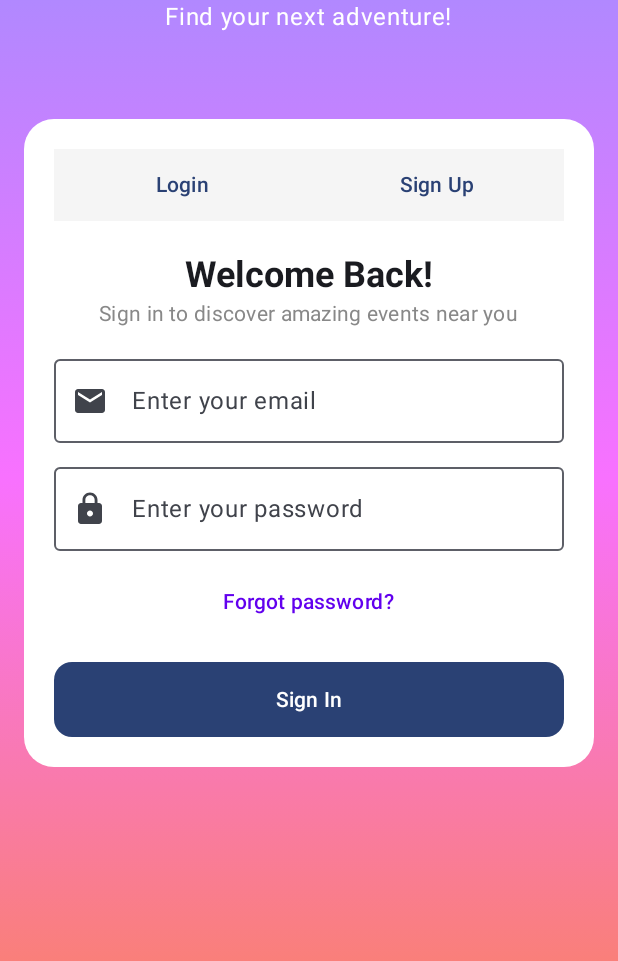
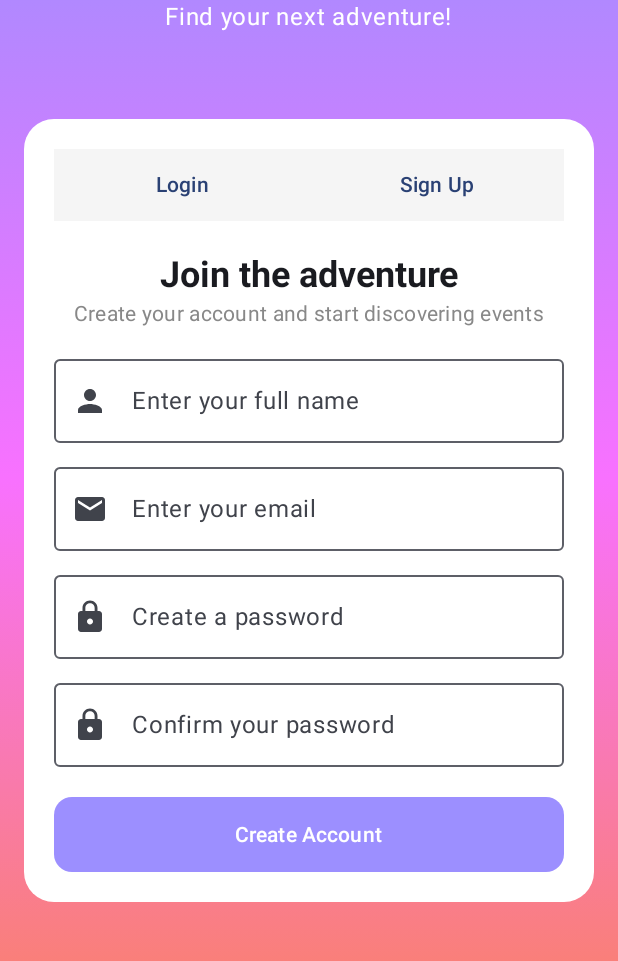
Before and after one commit to doech/Wherenow, an Android app built with Jetpack Compose: the screen it shows after launch (MainActivity), tab 2 chosen, on a phone screen of 412 x 824 dp, the part 141-1102 px from its top. Run offline under Robolectric (Android 15) with nearby library versions, the phone set to English and light mode, and no system bars.

Commit message:
cambio de ssignup y login screen a auth screen combinando ambas pantallas en una con rerender

```diff
--- /dev/null
+++ b/app/src/main/java/com/example/wherenow/AuthScreen.kt
@@ -0,0 +1,233 @@
+package com.example.wherenow
+
+import androidx.compose.foundation.background
+import androidx.compose.foundation.layout.*
+import androidx.compose.foundation.shape.RoundedCornerShape
+import androidx.compose.material.icons.Icons
+import androidx.compose.material.icons.filled.Email
+import androidx.compose.material.icons.filled.Lock
+import androidx.compose.material.icons.filled.Person
+import androidx.compose.material3.*
+import androidx.compose.runtime.*
+import androidx.compose.ui.Alignment
+import androidx.compose.ui.Modifier
+import androidx.compose.ui.graphics.Brush
+import androidx.compose.ui.graphics.Color
+import androidx.compose.ui.text.font.FontWeight
+import androidx.compose.ui.text.input.PasswordVisualTransformation
+import androidx.compose.ui.unit.dp
+import androidx.compose.ui.unit.sp
+import androidx.navigation.NavController
+
+@Composable
+fun AuthScreen(navController: NavController) {
+    var email by remember { mutableStateOf("") }
+    var password by remember { mutableStateOf("") }
+    var fullName by remember { mutableStateOf("") }
+    var confirmPassword by remember { mutableStateOf("") }
+    var selectedTab by remember { mutableStateOf(0) } // 0 = Login, 1 = SignUp
+
+    // Fondo degradado
+    Box(
+        modifier = Modifier
+            .fillMaxSize()
+            .background(
+                Brush.verticalGradient(
+                    listOf(
+                        Color(0xFF9C8FFF), // purple
+                        Color(0xFFF871FF), // pink
+                        Color(0xFFFA8355)  // orange
+                    )
+                )
+            )
+    ) {
+        Column(
+            horizontalAlignment = Alignment.CenterHorizontally,
+            verticalArrangement = Arrangement.Top,
+            modifier = Modifier.fillMaxSize()
+        ) {
+            Spacer(modifier = Modifier.height(60.dp))
+
+            Text(
+                text = "Where Now?",
+                fontSize = 28.sp,
+                fontWeight = FontWeight.Bold,
+                color = Color.White
+            )
+            Text(
+                text = "Find your next adventure!",
+                fontSize = 16.sp,
+                color = Color.White
+            )
+
+            Spacer(modifier = Modifier.height(40.dp))
+
+            // Card blanca para Login / SignUp
+            Card(
+                shape = RoundedCornerShape(20.dp),
+                modifier = Modifier
+                    .fillMaxWidth()
+                    .padding(16.dp),
+                colors = CardDefaults.cardColors(containerColor = Color.White)
+            ) {
+                Column(
+                    modifier = Modifier.padding(20.dp),
+                    horizontalAlignment = Alignment.CenterHorizontally
+                ) {
+                    // Tabs
+                    TabRow(
+                        selectedTabIndex = selectedTab,
+                        containerColor = Color(0xFFF5F5F5), // gris clarito de fondo
+                        indicator = {},
+                        divider = {}
+                    ) {
+                        Tab(
+                            selected = selectedTab == 0,
+                            onClick = { selectedTab = 0 },
+                            text = { Text("Login") }
+                        )
+                        Tab(
+                            selected = selectedTab == 1,
+                            onClick = { selectedTab = 1 },
+                            text = { Text("Sign Up") }
+                        )
+                    }
+
+                    Spacer(modifier = Modifier.height(20.dp))
+
+                    if (selectedTab == 0) {
+                        // Login Form
+                        Text(
+                            text = "Welcome Back!",
+                            style = MaterialTheme.typography.headlineSmall,
+                            fontWeight = FontWeight.Bold
+                        )
+                        Text(
+                            text = "Sign in to discover amazing events near you",
+                            style = MaterialTheme.typography.bodyMedium,
+                            color = Color.Gray
+                        )
+
+                        Spacer(modifier = Modifier.height(20.dp))
+
+                        // Input email
+                        OutlinedTextField(
+                            value = email,
+                            onValueChange = { email = it },
+                            leadingIcon = { Icon(Icons.Default.Email, contentDescription = null) },
+                            placeholder = { Text("Enter your email") },
+                            modifier = Modifier.fillMaxWidth()
+                        )
+
+                        Spacer(modifier = Modifier.height(16.dp))
+
+                        // Input password
+                        OutlinedTextField(
+                            value = password,
+                            onValueChange = { password = it },
+                            leadingIcon = { Icon(Icons.Default.Lock, contentDescription = null) },
+                            placeholder = { Text("Enter your password") },
+                            modifier = Modifier.fillMaxWidth(),
+                            visualTransformation = PasswordVisualTransformation()
+                        )
+
+                        Spacer(modifier = Modifier.height(10.dp))
+
+                        TextButton(onClick = { /* recuperar contraseña */ }) {
+                            Text("Forgot password?", color = Color(0xFF6200EE))
+                        }
+
+                        Spacer(modifier = Modifier.height(16.dp))
+
+                        Button(
+                            onClick = {
+                                // Navegación después de login
+                                navController.navigate(NavRoutes.CONFIRMATION)
+                            },
+                            modifier = Modifier
+                                .fillMaxWidth()
+                                .height(50.dp),
+                            shape = RoundedCornerShape(12.dp)
+                        ) {
+                            Text("Sign In")
+                        }
+                    } else {
+                        // Sign Up Form
+                        Text(
+                            text = "Join the adventure",
+                            style = MaterialTheme.typography.headlineSmall,
+                            fontWeight = FontWeight.Bold
+                        )
+                        Text(
+                            text = "Create your account and start discovering events",
+                            style = MaterialTheme.typography.bodyMedium,
+                            color = Color.Gray
+                        )
+
+                        Spacer(modifier = Modifier.height(20.dp))
+
+                        // Full Name input
+                        OutlinedTextField(
+                            value = fullName,
+                            onValueChange = { fullName = it },
+                            leadingIcon = { Icon(Icons.Default.Person, contentDescription = null) },
+                            placeholder = { Text("Enter your full name") },
+                            modifier = Modifier.fillMaxWidth()
+                        )
+
+                        Spacer(modifier = Modifier.height(16.dp))
+
+                        // Email input
+                        OutlinedTextField(
+                            value = email,
+                            onValueChange = { email = it },
+                            leadingIcon = { Icon(Icons.Default.Email, contentDescription = null) },
+                            placeholder = { Text("Enter your email") },
+                            modifier = Modifier.fillMaxWidth()
+                        )
+
+                        Spacer(modifier = Modifier.height(16.dp))
+
+                        // Password input
+                        OutlinedTextField(
+                            value = password,
+                            onValueChange = { password = it },
+                            leadingIcon = { Icon(Icons.Default.Lock, contentDescription = null) },
+                            placeholder = { Text("Create a password") },
+                            modifier = Modifier.fillMaxWidth(),
+                            visualTransformation = PasswordVisualTransformation()
+                        )
+
+                        Spacer(modifier = Modifier.height(16.dp))
+
+                        // Confirm Password input
+                        OutlinedTextField(
+                            value = confirmPassword,
+                            onValueChange = { confirmPassword = it },
+                            leadingIcon = { Icon(Icons.Default.Lock, contentDescription = null) },
+                            placeholder = { Text("Confirm your password") },
+                            modifier = Modifier.fillMaxWidth(),
+                            visualTransformation = PasswordVisualTransformation()
+                        )
+
+                        Spacer(modifier = Modifier.height(20.dp))
+
+                        Button(
+                            onClick = {
+                                // Navegación después de signup
+                                navController.navigate(NavRoutes.CONFIRMATION)
+                            },
+                            modifier = Modifier
+                                .fillMaxWidth()
+                                .height(50.dp),
+                            shape = RoundedCornerShape(12.dp),
+                            colors = ButtonDefaults.buttonColors(containerColor = Color(0xFF9C8FFF))
+                        ) {
+                            Text("Create Account")
+                        }
+                    }
+                }
+            }
+        }
+    }
+}
--- a/app/src/main/java/com/example/wherenow/ConfirmationScreen.kt
+++ b/app/src/main/java/com/example/wherenow/ConfirmationScreen.kt
@@ -127,7 +127,7 @@ fun ConfirmationScreen(navController: NavController) {
                         Text("← Back")
                     }
                     Button(
-                        onClick = { navController.navigate(NavRoutes.LOGIN) },
+                        onClick = { navController.navigate(NavRoutes.AUTH) },
                         colors = ButtonDefaults.buttonColors(containerColor = Color(0xFF9C27B0))
                     ) {
                         Text("Start Exploring →")
--- a/app/src/main/java/com/example/wherenow/LoginScreen.kt
+++ /dev/null
@@ -1,154 +0,0 @@
-package com.example.wherenow
-
-import androidx.compose.foundation.background
-import androidx.compose.foundation.layout.*
-import androidx.compose.foundation.shape.RoundedCornerShape
-import androidx.compose.material.icons.Icons
-import androidx.compose.material.icons.filled.Email
-import androidx.compose.material.icons.filled.Lock
-import androidx.compose.material3.*
-import androidx.compose.runtime.*
-import androidx.compose.ui.Alignment
-import androidx.compose.ui.Modifier
-import androidx.compose.ui.graphics.Brush
-import androidx.compose.ui.graphics.Color
-import androidx.compose.ui.text.font.FontWeight
-import androidx.compose.ui.text.input.PasswordVisualTransformation
-import androidx.compose.ui.unit.dp
-import androidx.compose.ui.unit.sp
-import androidx.navigation.NavController
-
-@Composable
-fun LoginScreen(navController: NavController) {
-    var email by remember { mutableStateOf("") }
-    var password by remember { mutableStateOf("") }
-    var selectedTab by remember { mutableStateOf(0) } // 0 = Login, 1 = SignUp
-
-    // Fondo degradado
-    Box(
-        modifier = Modifier
-            .fillMaxSize()
-            .background(
-                Brush.verticalGradient(
-                    listOf(
-                        Color(0xFF9C8FFF), // purple
-                        Color(0xFFF871FF), // pink
-                        Color(0xFFFA8355)  // orange
-                    )
-                )
-            )
-    ) {
-        Column(
-            horizontalAlignment = Alignment.CenterHorizontally,
-            verticalArrangement = Arrangement.Top,
-            modifier = Modifier.fillMaxSize()
-        ) {
-            Spacer(modifier = Modifier.height(60.dp))
-
-            Text(
-                text = "Where Now?",
-                fontSize = 28.sp,
-                fontWeight = FontWeight.Bold,
-                color = Color.White
-            )
-            Text(
-                text = "Find your next adventure!",
-                fontSize = 16.sp,
-                color = Color.White
-            )
-
-            Spacer(modifier = Modifier.height(40.dp))
-
-            // Card blanca para Login / SignUp
-            Card(
-                shape = RoundedCornerShape(20.dp),
-                modifier = Modifier
-                    .fillMaxWidth()
-                    .padding(16.dp),
-                colors = CardDefaults.cardColors(containerColor = Color.White)
-            ) {
-                Column(
-                    modifier = Modifier.padding(20.dp),
-                    horizontalAlignment = Alignment.CenterHorizontally
-                ) {
-                    // Tabs
-                    TabRow(
-                        selectedTabIndex = selectedTab,
-                        containerColor = Color(0xFFF5F5F5), // gris clarito de fondo
-                        indicator = {},
-                        divider = {}
-                    ) {
-                        Tab(
-                            selected = selectedTab == 0,
-                            onClick = { selectedTab = 0 },
-                            text = { Text("Login") }
-                        )
-                        Tab(
-                            selected = selectedTab == 1,
-                            onClick = { selectedTab = 1 },
-                            text = { Text("Sign Up") }
-                        )
-                    }
-
-
-                    Spacer(modifier = Modifier.height(20.dp))
-
-                    Text(
-                        text = "Welcome Back!",
-                        style = MaterialTheme.typography.headlineSmall,
-                        fontWeight = FontWeight.Bold
-                    )
-                    Text(
-                        text = "Sign in to discover amazing events near you",
-                        style = MaterialTheme.typography.bodyMedium,
-                        color = Color.Gray
-                    )
-
-                    Spacer(modifier = Modifier.height(20.dp))
-
-                    // Input email
-                    OutlinedTextField(
-                        value = email,
-                        onValueChange = { email = it },
-                        leadingIcon = { Icon(Icons.Default.Email, contentDescription = null) },
-                        placeholder = { Text("Enter your email") },
-                        modifier = Modifier.fillMaxWidth()
-                    )
-
-                    Spacer(modifier = Modifier.height(16.dp))
-
-                    // Input password
-                    OutlinedTextField(
-                        value = password,
-                        onValueChange = { password = it },
-                        leadingIcon = { Icon(Icons.Default.Lock, contentDescription = null) },
-                        placeholder = { Text("Enter your password") },
-                        modifier = Modifier.fillMaxWidth(),
-                        visualTransformation = PasswordVisualTransformation()
-                    )
-
-                    Spacer(modifier = Modifier.height(10.dp))
-
-                    TextButton(onClick = { /* recuperar contraseña */ }) {
-                        Text("Forgot password?", color = Color(0xFF6200EE))
-                    }
-
-                    Spacer(modifier = Modifier.height(16.dp))
-
-                    Button(
-                        onClick = {
-                            // Navegación después de login
-                            navController.navigate(NavRoutes.CONFIRMATION)
-                        },
-                        modifier = Modifier
-                            .fillMaxWidth()
-                            .height(50.dp),
-                        shape = RoundedCornerShape(12.dp)
-                    ) {
-                        Text("Sign In")
-                    }
-                }
-            }
-        }
-    }
-}
--- a/app/src/main/java/com/example/wherenow/NavComposable.kt
+++ b/app/src/main/java/com/example/wherenow/NavComposable.kt
@@ -14,11 +14,10 @@ fun NavComposable(
 ) {
     NavHost(
         navController = navController,
-        startDestination = NavRoutes.LOGIN,
+        startDestination = NavRoutes.AUTH,
         modifier = modifier
     ) {
-        composable(NavRoutes.LOGIN)        { LoginScreen(navController) }
-        composable(NavRoutes.SIGNUP)       { SignUpScreen(navController) }
+        composable(NavRoutes.AUTH)        { AuthScreen(navController) }
         composable(NavRoutes.LOCATION)     { LocationScreen(navController) }
         composable(NavRoutes.QUIZ)         { QuizScreen(navController) }
         composable(NavRoutes.CONFIRMATION) { ConfirmationScreen(navController) }
--- a/app/src/main/java/com/example/wherenow/NavRoutes.kt
+++ b/app/src/main/java/com/example/wherenow/NavRoutes.kt
@@ -1,8 +1,7 @@
 package com.example.wherenow
 
 object NavRoutes {
-    const val LOGIN = "login"
-    const val SIGNUP = "signup"
+    const val AUTH = "auth"
     const val LOCATION = "location"
     const val QUIZ = "quiz"
     const val CONFIRMATION = "confirmation"
--- a/app/src/main/java/com/example/wherenow/SignUpScreen.kt
+++ /dev/null
@@ -1,13 +0,0 @@
-package com.example.wherenow
-
-import androidx.compose.material3.Button
-import androidx.compose.material3.Text
-import androidx.compose.runtime.Composable
-import androidx.navigation.NavController
-
-@Composable
-fun SignUpScreen(navController: NavController) {
-    Button(onClick = { navController.navigate(NavRoutes.SIGNUP) }) {
-        Text("Ir a SignUp")
-    }
-}
```
